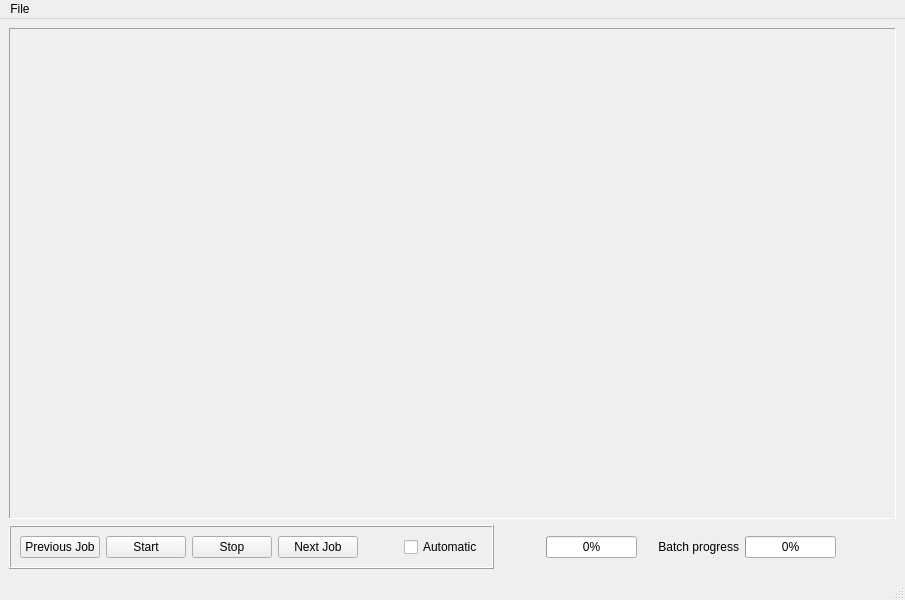
Old version of the form Source/main_gui.ui in the repository Rolf-Hempel/PlanetarySystemStacker.
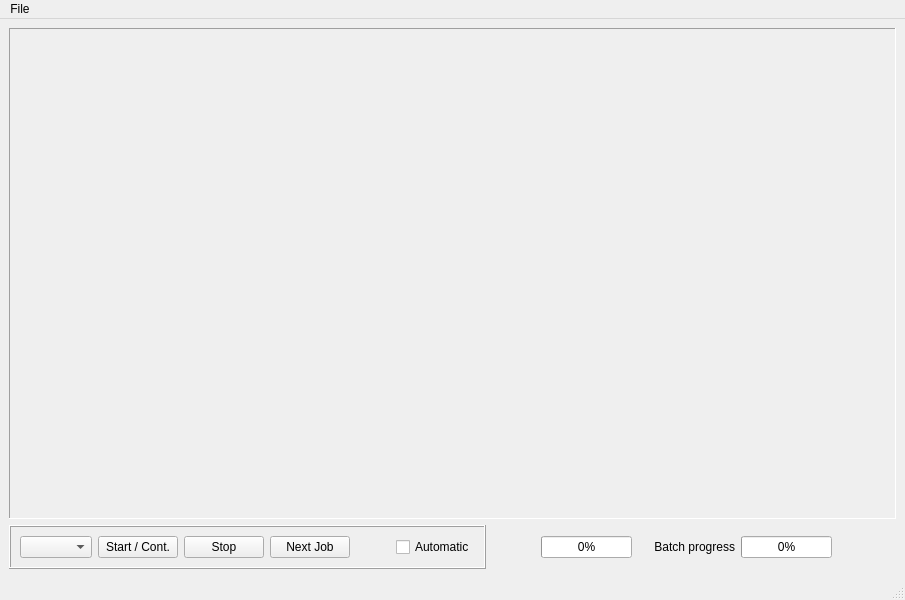
New version of the form. Icons and pictures are not drawn.

The edit to the form file:
```diff
--- a/Source/main_gui.ui
+++ b/Source/main_gui.ui
@@ -43,16 +43,22 @@
         </property>
         <layout class="QHBoxLayout" name="horizontalLayout_3">
          <item>
-          <widget class="QPushButton" name="pushButton_previous_job">
-           <property name="text">
-            <string>Previous Job</string>
+          <widget class="QComboBox" name="comboBox_back">
+           <property name="editable">
+            <bool>false</bool>
+           </property>
+           <property name="currentText">
+            <string/>
+           </property>
+           <property name="currentIndex">
+            <number>-1</number>
            </property>
           </widget>
          </item>
          <item>
           <widget class="QPushButton" name="pushButton_start">
            <property name="text">
-            <string>Start</string>
+            <string>Start / Cont.</string>
            </property>
            <property name="icon">
             <iconset theme="SP_MediaPlay">
```
Left out of the diff: 9 changed lines with no effect on the pictures.
